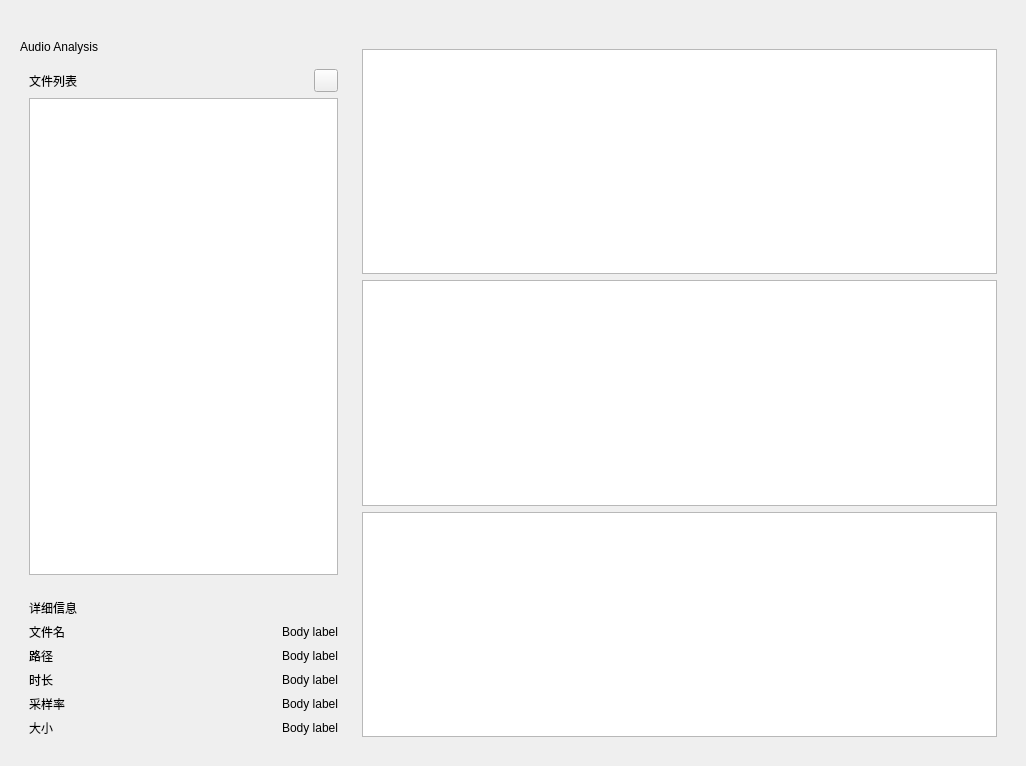
Old version of the form ui/AudioAnalysisInterface.ui in the repository Pigletzzz/SignalProcessing.
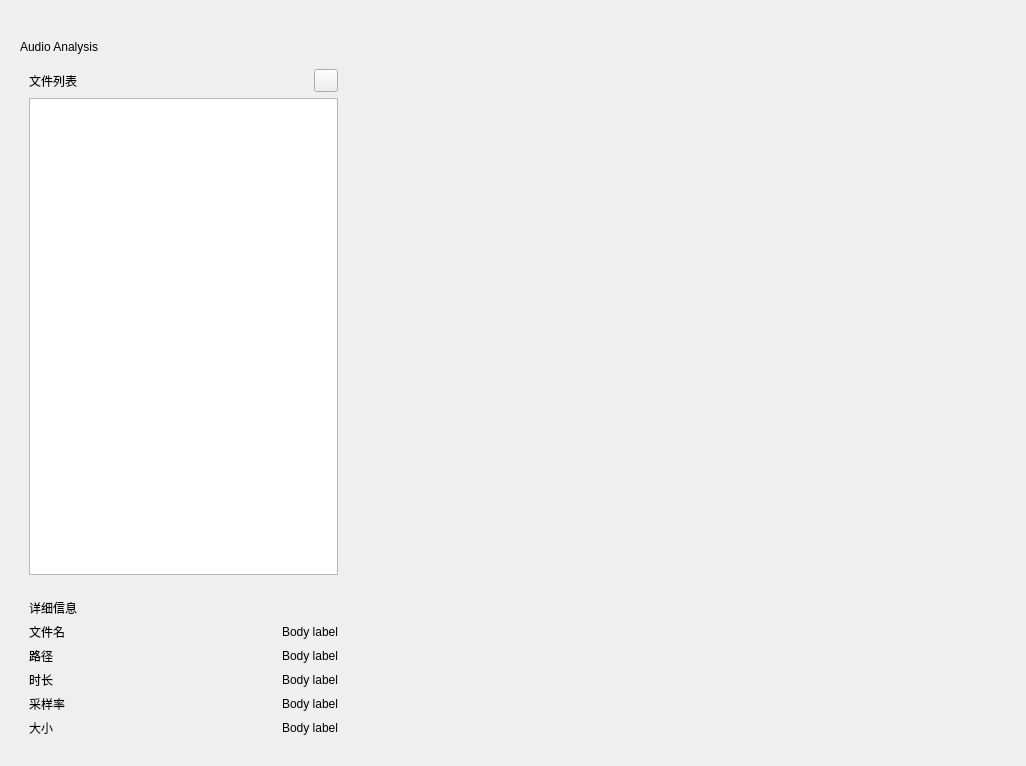
New version of the form. Custom widgets are drawn as their Qt base class.

Commit message: Feat: finish stftplot and timeplot on AudioAnalysisView.

What changed in the file:
```diff
--- a/ui/AudioAnalysisInterface.ui
+++ b/ui/AudioAnalysisInterface.ui
@@ -237,13 +237,7 @@
        </property>
        <layout class="QVBoxLayout" name="verticalLayout_3">
         <item>
-         <widget class="QGraphicsView" name="graphicsView"/>
-        </item>
-        <item>
-         <widget class="QGraphicsView" name="graphicsView_3"/>
-        </item>
-        <item>
-         <widget class="QGraphicsView" name="graphicsView_2"/>
+            <layout class="QVBoxLayout" name="verticalLayout_5"/>
         </item>
        </layout>
       </widget>
```
The commit also changes 6 other files.
